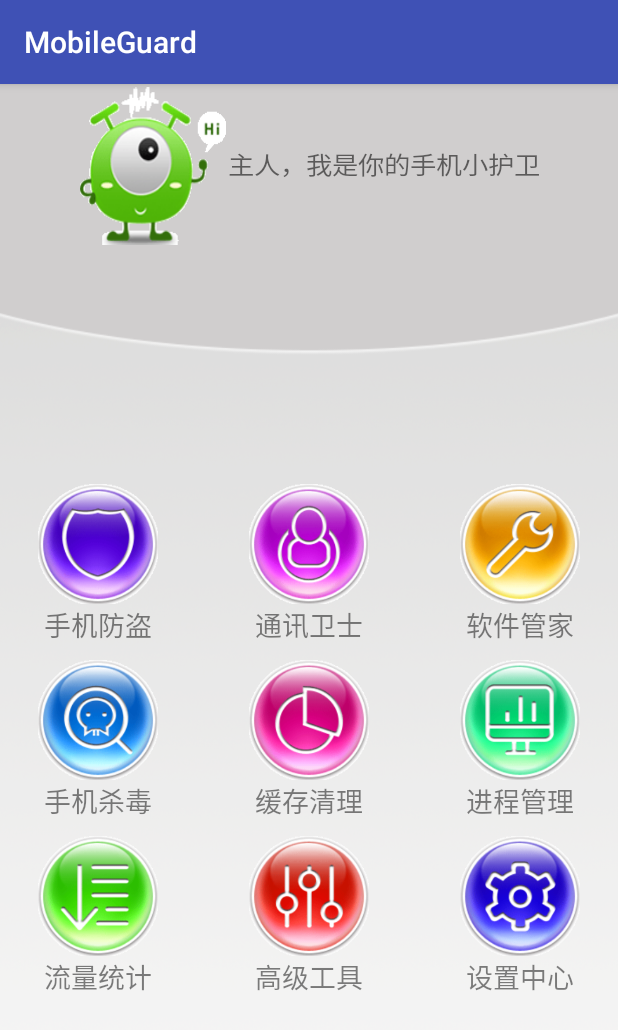
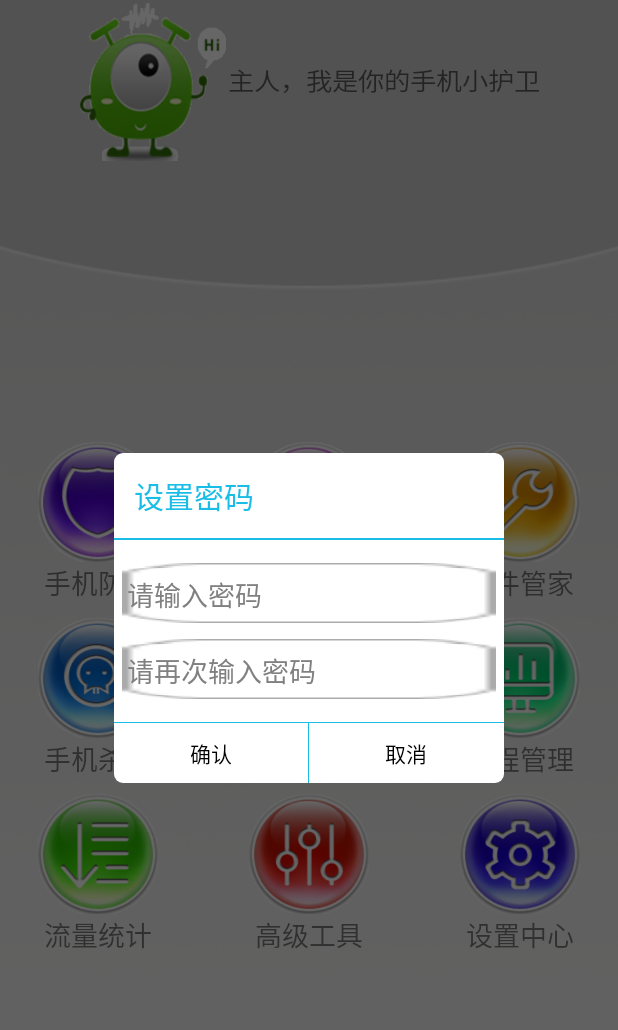
Before and after one commit to NGNLzero/MobileGuard, an Android app: the HomeActivity screen opened directly, with no data from a screen before it, after a tap on "手机防盗", on a phone screen of 412 x 824 dp. Shown: the top 1030 px of the screen. Run offline under Robolectric (Android 15) with nearby library versions, the phone set to English and light mode, and no system bars.

Commit message:
添加了手机防盗中的设置及输入密码的功能代码

```diff
--- a/app/src/main/java/cn/edu/gdmec/android/mobileguard/m1home/HomeActivity.java
+++ b/app/src/main/java/cn/edu/gdmec/android/mobileguard/m1home/HomeActivity.java
@@ -1,8 +1,11 @@
 package cn.edu.gdmec.android.mobileguard.m1home;
 
+import android.content.Intent;
+import android.content.SharedPreferences;
 import android.provider.Settings;
 import android.support.v7.app.AppCompatActivity;
 import android.os.Bundle;
+import android.text.TextUtils;
 import android.view.KeyEvent;
 import android.view.View;
 import android.widget.AdapterView;
@@ -11,27 +14,42 @@ import android.widget.Toast;
 
 import cn.edu.gdmec.android.mobileguard.R;
 import cn.edu.gdmec.android.mobileguard.m1home.adapter.HomeAdapter;
+import cn.edu.gdmec.android.mobileguard.m2theftguard.dialog.InterPasswordDialog;
+import cn.edu.gdmec.android.mobileguard.m2theftguard.dialog.SetUpPasswordDialog;
+import cn.edu.gdmec.android.mobileguard.m2theftguard.utils.MD5Utils;
 
 public class HomeActivity extends AppCompatActivity {
     private GridView gv_home;
     private long mExitTime;
-
+    private SharedPreferences msharedPreferences;
     @Override
     protected void onCreate(Bundle savedInstanceState) {
         super.onCreate(savedInstanceState);
         setContentView(R.layout.activity_home);
+        getSupportActionBar().hide();
+        msharedPreferences = getSharedPreferences("config", MODE_PRIVATE);
         gv_home = (GridView) findViewById(R.id.gv_home);
         gv_home.setAdapter(new HomeAdapter(HomeActivity.this));
         gv_home.setOnItemClickListener(new AdapterView.OnItemClickListener() {
             @Override
             public void onItemClick(AdapterView<?> adapterView, View view, int i, long l) {
+                System.out.print(i);
                 switch (i) {
-
+                    case 0: //点击手机防盗
+                        if(isSetUpPassword()){
+                            showInterPswdDialog();
+                        } else {
+                            showSetUpPswdDialog();
+                        }
+                        break;
                 }
             }
         });
     }
-
+    public void startActivity(Class<?> cls){
+        Intent intent = new Intent(HomeActivity.this,cls);
+        startActivity(intent);
+    }
     @Override
     public boolean onKeyDown(int keyCode, KeyEvent event) {
         if (keyCode == KeyEvent.KEYCODE_BACK) {
@@ -45,4 +63,90 @@ public class HomeActivity extends AppCompatActivity {
         }
         return  super.onKeyDown(keyCode,event);
     }
+    /**
+     * 弹出设置密码对话框
+     */
+    private void showSetUpPswdDialog(){
+        final SetUpPasswordDialog setUpPasswordDialog = new SetUpPasswordDialog(HomeActivity.this);
+        setUpPasswordDialog.setCallBack(new SetUpPasswordDialog.MyCallBack(){
+           @Override
+            public void ok(){
+               String firstPwsd = setUpPasswordDialog.mFirstPWDET.getText().toString().trim();
+               String affirmPwsd = setUpPasswordDialog.mAffirmET.getText().toString().trim();
+               if(!TextUtils.isEmpty(firstPwsd) && !TextUtils.isEmpty(affirmPwsd)){
+                   if(firstPwsd.equals(affirmPwsd)){
+                       savePswd(affirmPwsd);
+                       setUpPasswordDialog.dismiss();
+                       showInterPswdDialog();
+                   } else {
+                       Toast.makeText(HomeActivity.this, "两次密码不一致", Toast.LENGTH_LONG).show();
+                   }
+               } else {
+                   Toast.makeText(HomeActivity.this, "密码不能为空", Toast.LENGTH_LONG).show();
+               }
+           }
+           @Override
+            public void cancel(){
+               setUpPasswordDialog.dismiss();
+           }
+        });
+        setUpPasswordDialog.setCancelable(true);
+        setUpPasswordDialog.show();
+    }
+    /**
+     * 弹出输入密码对话框
+     */
+    private void showInterPswdDialog(){
+        final String password = getPassword();
+        final InterPasswordDialog mInPswdDialog = new InterPasswordDialog(HomeActivity.this);
+        mInPswdDialog.setCallBack(new InterPasswordDialog.MyCallBack(){
+            @Override
+            public void confirm(){
+                if(TextUtils.isEmpty(mInPswdDialog.getPassword())){
+                    Toast.makeText(HomeActivity.this, "密码不能为空！",Toast.LENGTH_LONG).show();
+                } else if(password.equals(MD5Utils.encode(mInPswdDialog.getPassword()))){
+                    mInPswdDialog.dismiss();
+                    Toast.makeText(HomeActivity.this,"可以进入手机防盗模块",Toast.LENGTH_LONG).show();
+                } else {
+                    mInPswdDialog.dismiss();
+                    Toast.makeText(HomeActivity.this,"密码有误，请重新输入！",Toast.LENGTH_LONG).show();
+                }
+            }
+            @Override
+            public void cancle(){
+                mInPswdDialog.dismiss();
+            }
+        });
+        mInPswdDialog.setCancelable(true);
+        mInPswdDialog.show();
+    }
+    /**
+     * 保存密码
+     */
+    private void savePswd(String affirmPwsd){
+        SharedPreferences.Editor edit = msharedPreferences.edit();
+        // 为防止用户隐私被泄露，因此需要加密密码
+        edit.putString("PhoneAntiTheftPWD", MD5Utils.encode(affirmPwsd));
+        edit.commit();
+    }
+    /**
+     * 获取密码
+     */
+    private String getPassword(){
+        String password = msharedPreferences.getString("PhoneAntiTheftPWD",null);
+        if(TextUtils.isEmpty(password)){
+            return "";
+        }
+        return password;
+    }
+    /**
+     * 判断用户是否设置过手机防盗密码
+     */
+    private boolean isSetUpPassword(){
+        String password = msharedPreferences.getString("PhoneAntiTheftPWD",null);
+        if(TextUtils.isEmpty(password)){
+            return false;
+        }
+        return true;
+    }
 }
--- /dev/null
+++ b/app/src/main/java/cn/edu/gdmec/android/mobileguard/m2theftguard/dialog/SetUpPasswordDialog.java
@@ -0,0 +1,75 @@
+package cn.edu.gdmec.android.mobileguard.m2theftguard.dialog;
+
+import android.app.Dialog;
+import android.content.Context;
+import android.os.Bundle;
+import android.support.annotation.NonNull;
+import android.text.TextUtils;
+import android.view.View;
+import android.widget.EditText;
+import android.widget.TextView;
+
+import cn.edu.gdmec.android.mobileguard.R;
+
+/**
+ * Created by admin on 2017/10/8.
+ */
+
+public class SetUpPasswordDialog extends Dialog implements View.OnClickListener{
+    /**标题栏*/
+    private TextView mTitleTV;
+    /**首次输入密码文本框*/
+    public EditText mFirstPWDET;
+    /**确认密码文本框*/
+    public EditText mAffirmET;
+    /**回调接口*/
+    private MyCallBack myCallBack;
+
+    @Override
+    protected void onCreate(Bundle savedInstanceState){
+        setContentView(R.layout.setup_password_dialog);
+        super.onCreate(savedInstanceState);
+        initView();
+    }
+
+    public SetUpPasswordDialog(@NonNull Context context){
+        super(context, R.style.dialog_custom);
+    }
+
+    /**初始化控件*/
+    private void initView(){
+        mTitleTV = (TextView) findViewById(R.id.tv_setuppwd_title);
+        mFirstPWDET = (EditText) findViewById(R.id.et_firstpwd);
+        mAffirmET = (EditText) findViewById(R.id.et_affirm_password);
+        findViewById(R.id.btn_ok).setOnClickListener(this);
+        findViewById(R.id.btn_cancel).setOnClickListener(this);
+    }
+
+
+     public void setTitle(String title){
+         if(!TextUtils.isEmpty(title)){
+             mTitleTV.setText(title);
+         }
+     }
+     public void setCallBack(MyCallBack myCallBack){
+         this.myCallBack = myCallBack;
+     }
+
+     @Override
+    public void onClick(View view){
+         switch (view.getId()){
+             case R.id.btn_ok:
+                 System.out.print("SetupPasswordDialog");
+                 myCallBack.ok();
+                 break;
+             case R.id.btn_cancel:
+                 myCallBack.cancel();
+                 break;
+         }
+     }
+
+     public interface MyCallBack{
+         void ok();
+         void cancel();
+     }
+}
--- /dev/null
+++ b/app/src/main/res/drawable/coner_bg_white.xml
@@ -0,0 +1,6 @@
+<?xml version="1.0" encoding="utf-8"?>
+<shape xmlns:android="http://schemas.android.com/apk/res/android" >
+    <corners
+        android:radius="6.0dp"/>
+	<solid android:color="#ffffff"/>
+</shape>
--- /dev/null
+++ b/app/src/main/res/layout/setup_password_dialog.xml
@@ -0,0 +1,73 @@
+<?xml version="1.0" encoding="utf-8"?>
+<LinearLayout xmlns:android="http://schemas.android.com/apk/res/android"
+    android:orientation="vertical"
+    android:layout_width="260dp"
+    android:layout_height="220dp"
+    android:minHeight="150dp"
+    android:layout_gravity="center"
+    android:background="@drawable/coner_bg_white">
+
+    <TextView
+        android:id="@+id/tv_setuppwd_title"
+        android:layout_width="match_parent"
+        android:layout_height="wrap_content"
+        android:padding="8dp"
+        android:layout_margin="5dp"
+        android:textColor="#1ABDE6"
+        android:text="设置密码"
+        android:textSize="20sp"/>
+    <View
+        android:layout_width="match_parent"
+        android:layout_height="1.5px"
+        android:background="#1ABDE6"
+        android:layout_marginBottom="10dp"/>
+    <EditText
+        android:id="@+id/et_firstpwd"
+        android:layout_width="match_parent"
+        android:layout_height="40dp"
+        android:layout_margin="5dp"
+        android:inputType="textPassword"
+        android:hint="请输入密码"
+        android:background="@drawable/edit_normal"/>
+
+    <EditText
+        android:id="@+id/et_affirm_password"
+        android:layout_margin="5dp"
+        android:layout_width="match_parent"
+        android:layout_height="40dp"
+        android:inputType="textPassword"
+        android:hint="请再次输入密码"
+        android:background="@drawable/edit_normal"/>
+    <View
+        android:layout_marginTop="10dp"
+        android:layout_width="match_parent"
+        android:layout_height="1.0px"
+        android:background="#1ABDE6"/>
+
+    <LinearLayout
+        android:layout_width="match_parent"
+        android:layout_height="match_parent"
+        android:orientation="horizontal"
+        android:gravity="center">
+        <Button
+            android:id="@+id/btn_ok"
+            android:layout_width="0dp"
+            android:layout_height="wrap_content"
+            android:layout_weight="1"
+            android:text="确认"
+            android:background="@android:color/white"/>
+        <View
+            android:layout_width="1.0px"
+            android:layout_height="match_parent"
+            android:background="#1ABDE6"/>
+        <Button
+            android:id="@+id/btn_cancel"
+            android:layout_width="0dp"
+            android:layout_height="wrap_content"
+            android:layout_weight="1"
+            android:text="取消"
+            android:background="@android:color/white"/>
+
+    </LinearLayout>
+
+</LinearLayout>
--- a/app/src/main/res/values/styles.xml
+++ b/app/src/main/res/values/styles.xml
@@ -7,5 +7,10 @@
         <item name="colorPrimaryDark">@color/colorPrimaryDark</item>
         <item name="colorAccent">@color/colorAccent</item>
     </style>
-
+    <style name="dialog_custom" parent="android:style/Theme.Dialog">
+        <item name="android:windowFrame">@null</item>
+        <item name="android:windowNoTitle">true</item>
+        <item name="android:background">#00000000</item>
+        <item name="android:windowBackground">@android:color/transparent</item>
+    </style>
 </resources>
```
Also changed, not shown: app/src/main/java/cn/edu/gdmec/android/mobileguard/m2theftguard/dialog/InterPasswordDialog.java (added, +72 -0 lines), app/src/main/java/cn/edu/gdmec/android/mobileguard/m2theftguard/utils/MD5Utils.java (added, +36 -0 lines), app/src/main/res/layout/inter_password_dialog.xml (added, +64 -0 lines), app/src/main/res/drawable/edit_normal.9.png (added).
